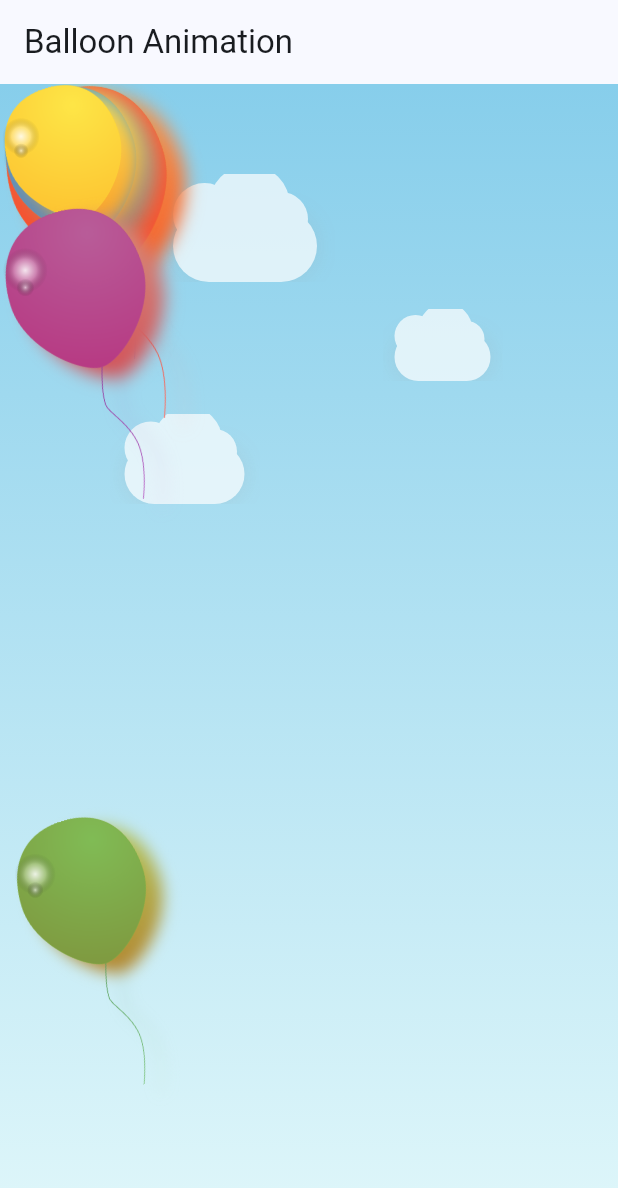
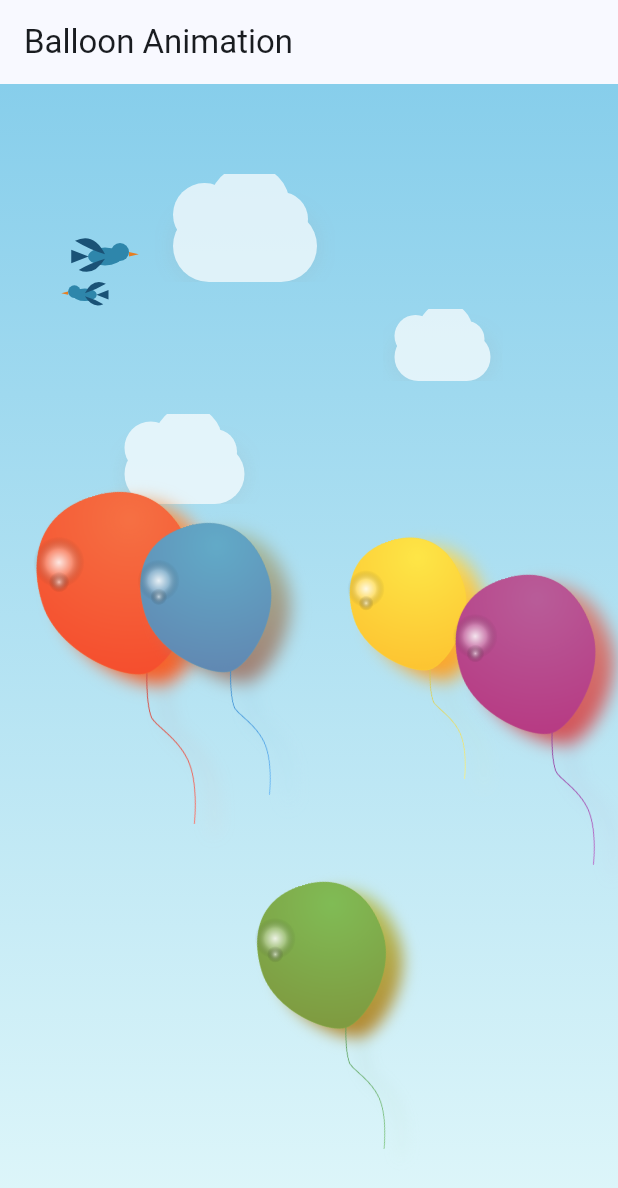
Before and after one commit to panhakuntheakreaksmey/flutter-balloon-animation, a Flutter app: the screen it shows after launch, on a phone screen of 412 x 824 dp. Shown: the top 1188 px of the screen. Run offline on Flutter 3.47's test engine with Material 3 defaults, Android fonts, the phone set to English and light mode, and no system bars; our stand-ins replace audioplayers.

Commit message:
Update home.dart

```diff
--- a/lib/pages/home.dart
+++ b/lib/pages/home.dart
@@ -39,63 +39,70 @@ class HomeScreen extends StatelessWidget {
           BirdWidget(speed: 7,  top: 250, size: 45, reverse: true),
           BirdWidget(speed: 11, top: 130, size: 35, reverse: true),
 
-          // ✅ Feature 10: 5 balloons — different colors, sizes,
-          // speeds, delays and float directions
-          // ✅ Feature 8: Only first balloon plays sound (playSound: true)
-
-          // Balloon 1 — Red, main balloon, sound enabled
-          AnimatedBalloonWidget(
+          Positioned(
+            left: 20,
+            top: 0,
+            bottom: 0,
+            child: AnimatedBalloonWidget(
               color: Colors.red,
               sizeMultiplier: 0.55,
               speedMultiplier: 1.0,
               delaySeconds: 0,
-            horizontalOffset: -120,
               floatDirection: 1.0,
               playSound: true,
             ),
-
-          // Balloon 2 — Blue, floats left
-          AnimatedBalloonWidget(
+          ),
+          Positioned(
+            left: 90,
+            top: 0,
+            bottom: 0,
+            child: AnimatedBalloonWidget(
               color: Colors.blue,
               sizeMultiplier: 0.45,
               speedMultiplier: 1.3,
               delaySeconds: 2,
-            horizontalOffset: -50,
               floatDirection: -1.0,
               playSound: false,
             ),
-
-          // Balloon 3 — Green, floats right
-          AnimatedBalloonWidget(
+          ),
+          Positioned(
+            left: 160,
+            top: 0,
+            bottom: 0,
+            child: AnimatedBalloonWidget(
               color: Colors.green,
               sizeMultiplier: 0.5,
               speedMultiplier: 0.8,
               delaySeconds: 4,
-            horizontalOffset: 20,
               floatDirection: 1.0,
               playSound: false,
             ),
-
-          // Balloon 4 — Yellow, smaller and fast, floats left
-          AnimatedBalloonWidget(
+          ),
+          Positioned(
+            left: 230,
+            top: 0,
+            bottom: 0,
+            child: AnimatedBalloonWidget(
               color: Colors.yellow,
               sizeMultiplier: 0.4,
               speedMultiplier: 1.5,
               delaySeconds: 1,
-            horizontalOffset: 90,
               floatDirection: -1.0,
               playSound: false,
             ),
-
-          // Balloon 5 — Purple, floats right
-          AnimatedBalloonWidget(
+          ),
+          Positioned(
+            left: 300,
+            top: 0,
+            bottom: 0,
+            child: AnimatedBalloonWidget(
               color: Colors.purple,
               sizeMultiplier: 0.48,
               speedMultiplier: 1.1,
               delaySeconds: 3,
-            horizontalOffset: 150,
               floatDirection: 1.0,
               playSound: false,
+            ),
           ),
 
         ],
```
Lines whose indentation alone changed are shown as unchanged.
